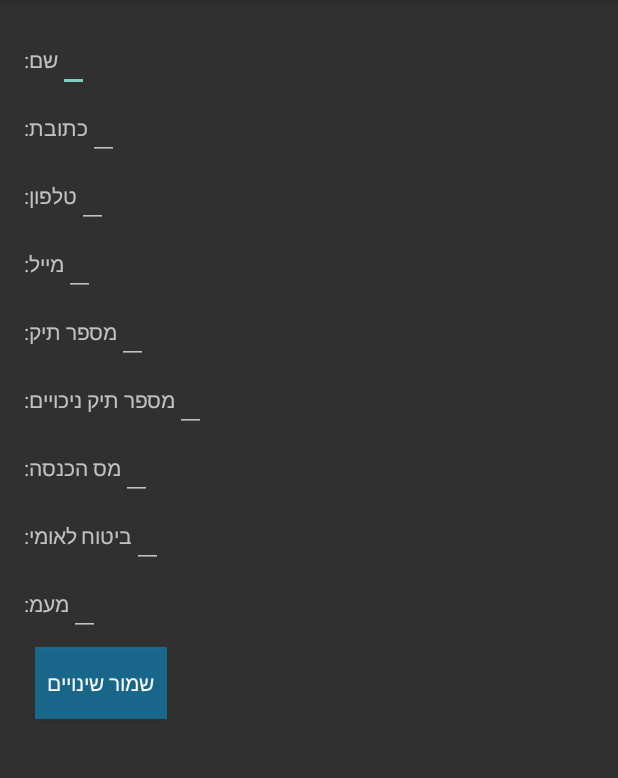
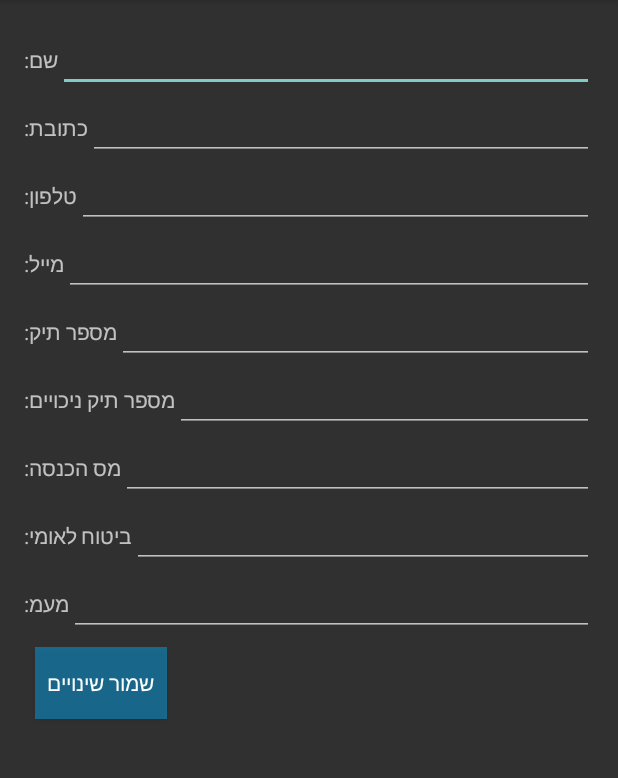
Before and after one commit to liranharari/WM--Work-Manager, an Android app: the EditCostumerActivity screen opened directly, with no data from a screen before it, on a phone screen of 412 x 824 dp, the part 84-862 px from its top. Run offline under Robolectric (Android 15) with nearby library versions, the phone set to English and light mode, and no system bars.

Commit message:
fix edit costumer fields

```diff
--- a/app/src/main/java/liran/com/wm_workmanager/EditCostumerActivity.java
+++ b/app/src/main/java/liran/com/wm_workmanager/EditCostumerActivity.java
@@ -2,14 +2,33 @@ package liran.com.wm_workmanager;
 
 import android.support.v7.app.AppCompatActivity;
 import android.os.Bundle;
+import android.widget.Button;
+import android.widget.EditText;
 
 public class EditCostumerActivity extends AppCompatActivity {
 
+    private EditText editName, editAdress, editPhone, editMail, editCaseNum, editCaseNumDeductions, editIncomeTax, editInsurance, editVAT;
+    private Button btnSave;
 
 
     @Override
     protected void onCreate(Bundle savedInstanceState) {
         super.onCreate(savedInstanceState);
         setContentView(R.layout.activity_edit_costumer);
+
+        editName= (EditText) findViewById(R.id.editName);
+        editAdress=(EditText) findViewById(R.id.editAdress);
+        editPhone=(EditText) findViewById(R.id.editPhone);
+        editMail=(EditText) findViewById(R.id.editMail);
+        editCaseNum=(EditText) findViewById(R.id.editCaseNum);
+        editCaseNumDeductions=(EditText) findViewById(R.id.editCaseNumDeductions);
+        editIncomeTax=(EditText) findViewById(R.id.editIncomeTax);
+        editInsurance=(EditText) findViewById(R.id.editInsurance);
+        editVAT=(EditText) findViewById(R.id.editVAT);
+
+        btnSave= (Button) findViewById(R.id.btnSaveEditCostumer);
+
+
+
     }
 }
--- a/app/src/main/res/layout/activity_edit_costumer.xml
+++ b/app/src/main/res/layout/activity_edit_costumer.xml
@@ -37,7 +37,7 @@
                                     android:id="@+id/txtName" />
 
                                 <EditText
-                                    android:layout_width="wrap_content"
+                                    android:layout_width="fill_parent"
                                     android:layout_height="wrap_content"
                                     android:id="@+id/editName" />
                     </LinearLayout>
@@ -54,7 +54,7 @@
                                     android:id="@+id/txtAdress" />
 
                                 <EditText
-                                    android:layout_width="wrap_content"
+                                    android:layout_width="fill_parent"
                                     android:layout_height="wrap_content"
                                     android:id="@+id/editAdress" />
                     </LinearLayout>
@@ -71,7 +71,7 @@
                                     android:id="@+id/txtPhone" />
 
                                 <EditText
-                                    android:layout_width="wrap_content"
+                                    android:layout_width="fill_parent"
                                     android:layout_height="wrap_content"
                                     android:id="@+id/editPhone" />
                     </LinearLayout>
@@ -88,7 +88,7 @@
                                     android:id="@+id/txtMail" />
 
                                 <EditText
-                                    android:layout_width="wrap_content"
+                                    android:layout_width="fill_parent"
                                     android:layout_height="wrap_content"
                                     android:id="@+id/editMail" />
                     </LinearLayout>
@@ -105,7 +105,7 @@
                                     android:id="@+id/txtCaseNum" />
 
                                 <EditText
-                                    android:layout_width="wrap_content"
+                                    android:layout_width="fill_parent"
                                     android:layout_height="wrap_content"
                                     android:id="@+id/editCaseNum" />
 
@@ -124,7 +124,7 @@
                                     android:id="@+id/txtCaseNumDeductions" />
 
                                 <EditText
-                                    android:layout_width="wrap_content"
+                                    android:layout_width="fill_parent"
                                     android:layout_height="wrap_content"
                                     android:id="@+id/editCaseNumDeductions" />
                     </LinearLayout>
@@ -144,7 +144,7 @@
                             android:id="@+id/txtIncomeTax" />
 
                         <EditText
-                            android:layout_width="wrap_content"
+                            android:layout_width="fill_parent"
                             android:layout_height="wrap_content"
                             android:id="@+id/editIncomeTax" />
                     </LinearLayout>
@@ -161,7 +161,7 @@
                             android:id="@+id/txtInsurance" />
 
                         <EditText
-                            android:layout_width="wrap_content"
+                            android:layout_width="fill_parent"
                             android:layout_height="wrap_content"
                             android:id="@+id/editInsurance" />
                     </LinearLayout>
@@ -180,7 +180,7 @@
                             android:id="@+id/txtVAT" />
 
                         <EditText
-                            android:layout_width="wrap_content"
+                            android:layout_width="fill_parent"
                             android:layout_height="wrap_content"
                             android:id="@+id/editVAT" />
                     </LinearLayout>
```
